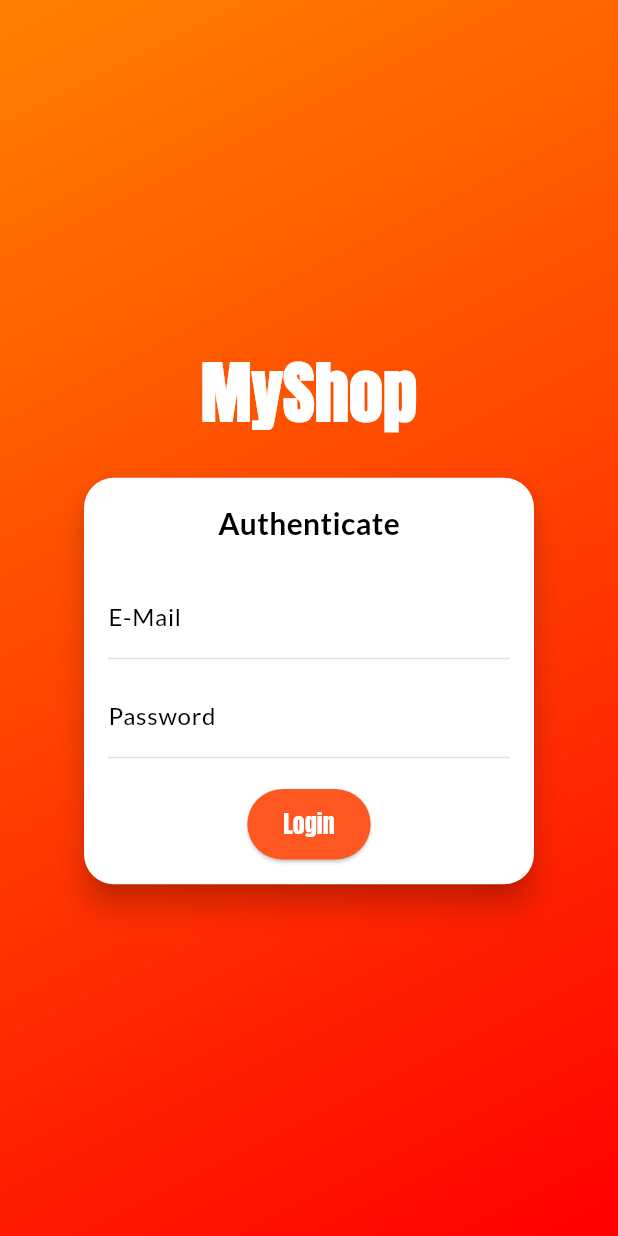
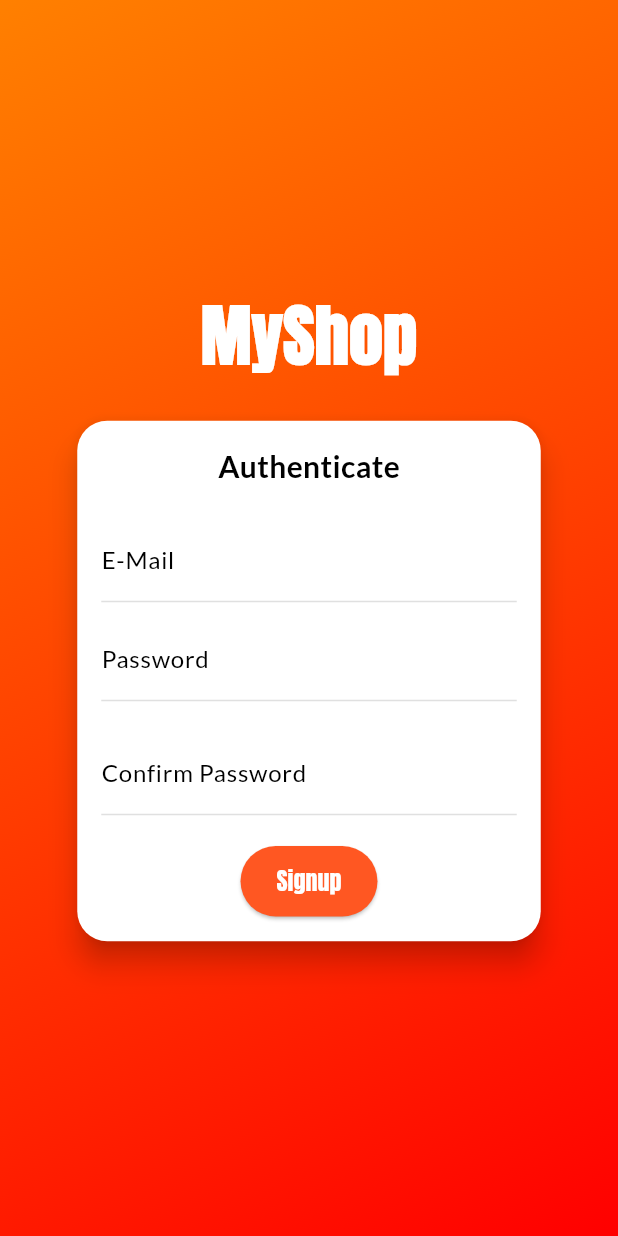
Before and after one commit to dilersik/shop_flutter, a Flutter app: the screen it shows after launch, on a phone screen of 412 x 824 dp. Run offline on Flutter 3.47's test engine with Material 3 defaults, Android fonts, the phone set to English and light mode, and no system bars.

Commit message:
298. Tela de Autenticação #03

```diff
--- a/lib/models/order_list.dart
+++ b/lib/models/order_list.dart
@@ -3,7 +3,7 @@ import 'dart:convert';
 import 'package:flutter/material.dart';
 import 'package:http/http.dart' as http;
 import 'package:shop_flutter/models/order.dart';
-import 'package:shop_flutter/utils/Constants.dart';
+import 'package:shop_flutter/utils/constants.dart';
 
 import 'cart.dart';
 import 'cart_item.dart';
--- a/lib/models/product.dart
+++ b/lib/models/product.dart
@@ -2,7 +2,7 @@ import 'dart:convert';
 
 import 'package:flutter/material.dart';
 import 'package:http/http.dart' as http;
-import 'package:shop_flutter/utils/Constants.dart';
+import 'package:shop_flutter/utils/constants.dart';
 
 class Product with ChangeNotifier {
   final String id;
--- a/lib/models/product_list.dart
+++ b/lib/models/product_list.dart
@@ -3,7 +3,7 @@ import 'dart:convert';
 import 'package:flutter/material.dart';
 import 'package:http/http.dart' as http;
 import 'package:shop_flutter/models/product.dart';
-import 'package:shop_flutter/utils/Constants.dart';
+import 'package:shop_flutter/utils/constants.dart';
 
 import '../exceptions/http_exception.dart';
 
--- a/lib/pages/auth_page.dart
+++ b/lib/pages/auth_page.dart
@@ -1,4 +1,5 @@
 import 'package:flutter/material.dart';
+import 'package:shop_flutter/widgets/auth_form.dart';
 
 class AuthPage extends StatelessWidget {
   const AuthPage({super.key});
@@ -28,29 +29,7 @@ class AuthPage extends StatelessWidget {
                   style: TextStyle(fontSize: 45, fontFamily: 'Anton', color: Colors.white, fontWeight: FontWeight.bold),
                 ),
                 const SizedBox(height: 20),
-                Card(
-                  shape: RoundedRectangleBorder(borderRadius: BorderRadius.circular(20)),
-                  elevation: 8,
-                  child: Container(
-                    width: 300,
-                    padding: const EdgeInsets.all(16),
-                    child: Column(
-                      mainAxisSize: MainAxisSize.min,
-                      children: <Widget>[
-                        Text('Authenticate', style: TextStyle(fontWeight: FontWeight.bold, fontSize: 20),),
-                        const SizedBox(height: 20),
-                        TextField(
-                          decoration: const InputDecoration(labelText: 'E-Mail'),
-                          keyboardType: TextInputType.emailAddress,
-                        ),
-                        const SizedBox(height: 10),
-                        TextField(decoration: const InputDecoration(labelText: 'Password'), obscureText: true),
-                        const SizedBox(height: 20),
-                        ElevatedButton(onPressed: () {}, child: const Text('Login')),
-                      ],
-                    ),
-                  ),
-                ),
+                AuthForm()
               ],
             ),
           ),
--- a/lib/pages/cart_page.dart
+++ b/lib/pages/cart_page.dart
@@ -52,7 +52,7 @@ class CartPage extends StatelessWidget {
 }
 
 class _CartButton extends StatefulWidget {
-  const _CartButton({super.key, required this.cart, required this.orderList});
+  const _CartButton({required this.cart, required this.orderList});
 
   final Cart cart;
   final OrderList orderList;
--- /dev/null
+++ b/lib/widgets/auth_form.dart
@@ -0,0 +1,74 @@
+import 'package:flutter/material.dart';
+
+import '../utils/validator.dart';
+
+class AuthForm extends StatefulWidget {
+  const AuthForm({super.key});
+
+  @override
+  State<AuthForm> createState() => _AuthFormState();
+}
+
+class _AuthFormState extends State<AuthForm> {
+  final _passwordController = TextEditingController();
+  _AuthMode _authMode = _AuthMode.Signup;
+  Map<String, String> _authData = {'email': '', 'password': ''};
+
+  @override
+  Widget build(BuildContext context) {
+    final deviceSize = MediaQuery.of(context).size;
+
+    return Card(
+      shape: RoundedRectangleBorder(borderRadius: BorderRadius.circular(20)),
+      elevation: 8,
+      child: Container(
+        width: deviceSize.width * 0.75,
+        padding: const EdgeInsets.all(16),
+        child: Column(
+          mainAxisSize: MainAxisSize.min,
+          children: <Widget>[
+            Text('Authenticate', style: TextStyle(fontWeight: FontWeight.bold, fontSize: 20)),
+            const SizedBox(height: 20),
+            TextFormField(
+              decoration: const InputDecoration(labelText: 'E-Mail'),
+              keyboardType: TextInputType.emailAddress,
+              onSaved: (value) => _authData['email'] = value ?? '',
+              validator: (value) => Validator.validateEmail(value),
+            ),
+            const SizedBox(height: 10),
+            TextFormField(
+              decoration: const InputDecoration(labelText: 'Password'),
+              obscureText: true,
+              controller: _passwordController,
+              onSaved: (value) => _authData['password'] = value ?? '',
+              validator: (value) => _authMode == _AuthMode.Login ? null : Validator.validatePassword(value),
+            ),
+            const SizedBox(height: 20),
+            if (_authMode == _AuthMode.Signup)
+              TextFormField(
+                decoration: const InputDecoration(labelText: 'Confirm Password'),
+                obscureText: true,
+                onSaved: (value) => _authData['confirmPassword'] = value ?? '',
+                validator: (value) {
+                  if (value != _authData['password']) {
+                    return 'Passwords do not match';
+                  }
+                  return null;
+                },
+              ),
+            const SizedBox(height: 20),
+            ElevatedButton(onPressed: _submit, child: Text(_authMode == _AuthMode.Login ? 'Login' : 'Signup')),
+          ],
+        ),
+      ),
+    );
+  }
+
+  void _submit() {
+    // Handle form submission
+    // You can add validation and API calls here
+    print('Form submitted');
+  }
+}
+
+enum _AuthMode { Signup, Login }
```
Also changed, not shown: lib/utils/validator.dart (added, +22 -0 lines), lib/utils/constants.dart (renamed from lib/utils/Constants.dart).
